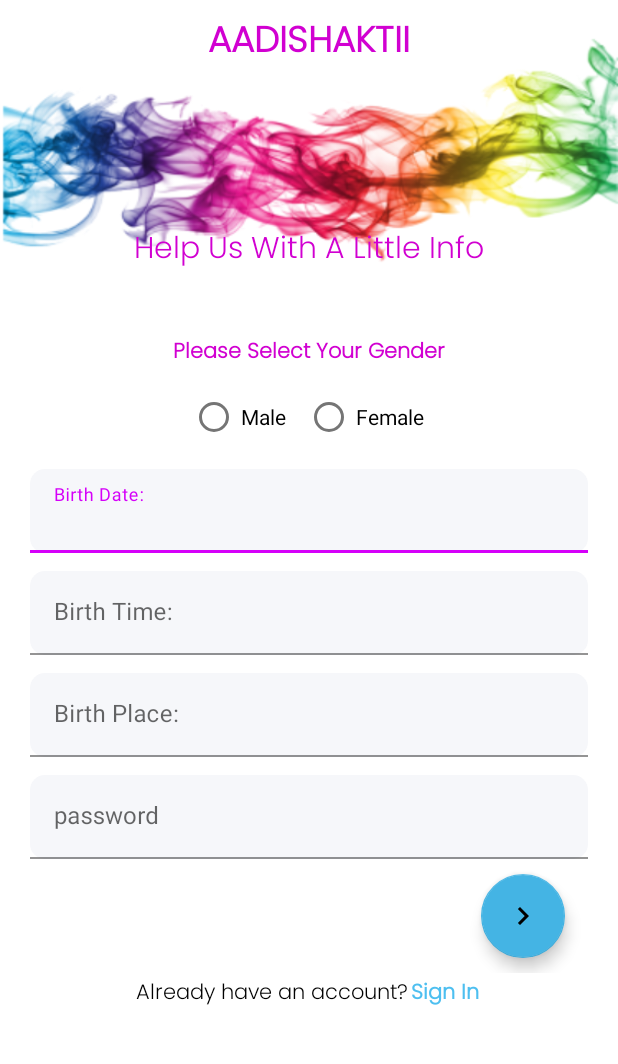
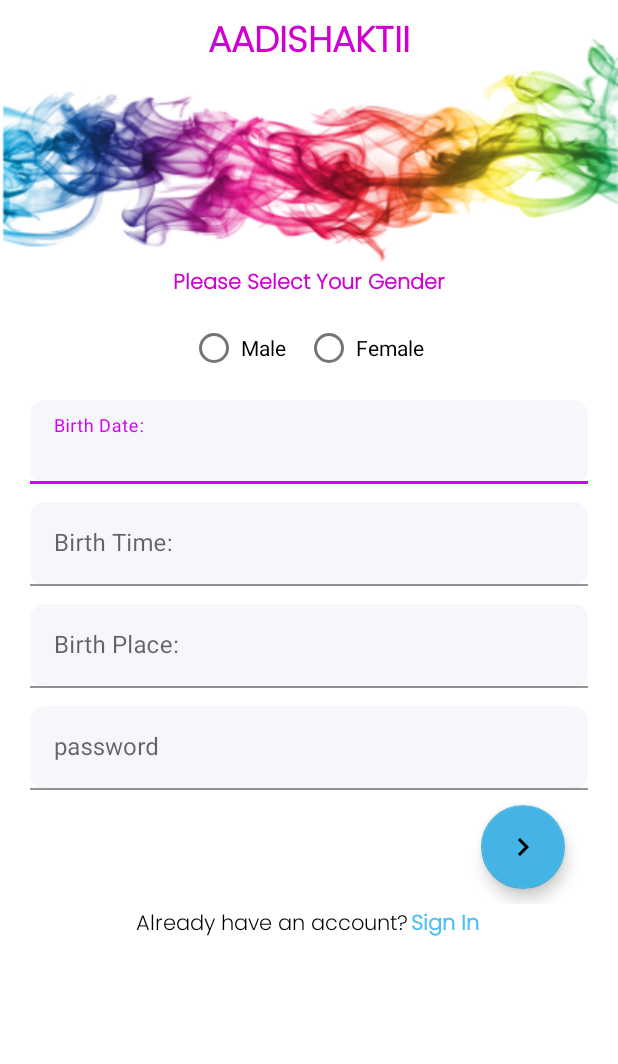
Before and after one commit to apoorvagarg98/Astrology, an Android app: the SignUp2 screen opened directly, with no data from a screen before it, on a phone screen of 412 x 824 dp, the part 113-1177 px from its top. Run offline under Robolectric (Android 15) with nearby library versions, the phone set to English and light mode, and no system bars; our stand-ins replace Firebase (no records; nobody signed in at launch, a user with empty details on screens opened directly); Roboto replaces fonts that are not available here.

Commit message:
Login & Sign Up done,1 Sign Up page left

```diff
--- a/app/src/main/java/com/example/astrology/Login.java
+++ b/app/src/main/java/com/example/astrology/Login.java
@@ -58,7 +58,7 @@ EditText email,pass;
         mAuth.signInWithEmailAndPassword(email.getText().toString(),pass.getText().toString()).addOnCompleteListener(new OnCompleteListener<AuthResult>() {
             @Override
             public void onComplete(@NonNull Task<AuthResult> task) {
-                Toast.makeText(Login.this, "logged in succesfully", Toast.LENGTH_SHORT).show();
+                Toast.makeText(Login.this, "Logged in succesfully", Toast.LENGTH_SHORT).show();
                 startActivity(new Intent(Login.this, MainActivity.class));
 
             }
--- a/app/src/main/res/layout/activity_sign_up2.xml
+++ b/app/src/main/res/layout/activity_sign_up2.xml
@@ -77,18 +77,6 @@
             android:gravity="center"
             android:orientation="vertical">
 
-            <TextView
-                android:id="@+id/logintextview"
-                android:layout_width="match_parent"
-                android:layout_height="wrap_content"
-                android:layout_gravity="center"
-                android:layout_marginTop="40dp"
-                  android:layout_marginBottom="20dp"
-                android:fontFamily="@font/poppins_light"
-                android:gravity="center"
-                android:text="Help Us With A Little Info"
-                android:textColor="#D100D1"
-                android:textSize="20sp" />
 
 
             <TextView
```
Also changed, not shown: app/src/main/res/layout/activity_main.xml (+31 -24 lines).
